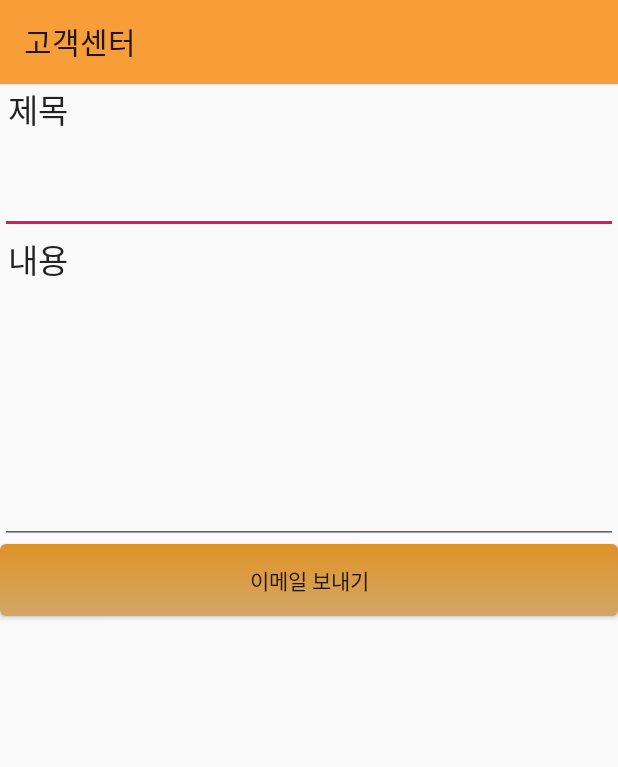
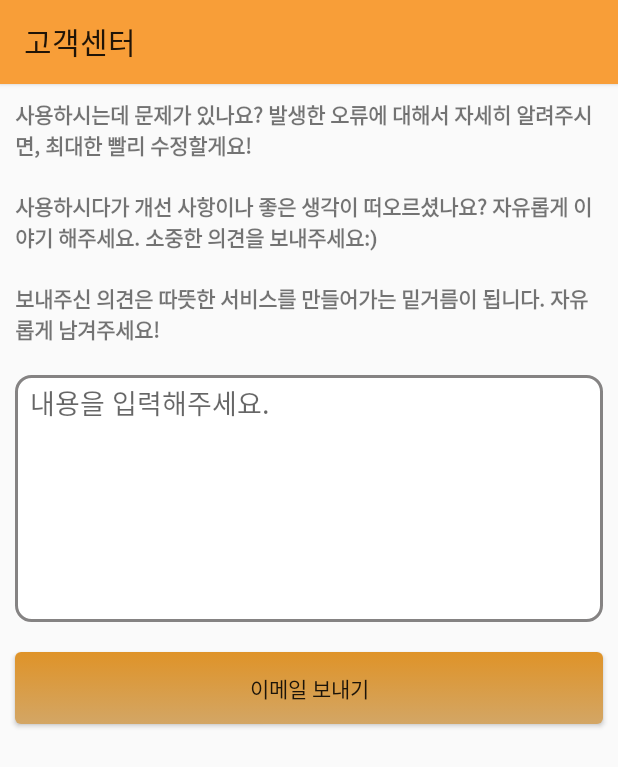
Before and after one commit to jinux325/YouMarket, an Android app: the MailActivity screen opened directly, with no data from a screen before it, after a tap on "이메일 보내기", on a phone screen of 412 x 824 dp. Shown: the top 767 px of the screen. Run offline under Robolectric (Android 15) with nearby library versions, the phone set to English and light mode, and no system bars; our stand-ins replace Firebase (no records; nobody signed in at launch, a user with empty details on screens opened directly).

Commit message:
EmailActivity 수정

```diff
--- a/app/src/main/java/com/u/marketapp/setting/MailActivity.kt
+++ b/app/src/main/java/com/u/marketapp/setting/MailActivity.kt
@@ -24,15 +24,12 @@ class MailActivity : AppCompatActivity() {
         setContentView(R.layout.activity_mail)
         bt_send.setOnClickListener {
             when {
-                et_title.text.isNullOrBlank() -> {
-                    Toast.makeText(this,"제목을 입력해주세요.", Toast.LENGTH_SHORT).show()
-                }
                 et_message.text.isNullOrBlank() -> {
                     Toast.makeText(this,"내용을 입력해주세요.", Toast.LENGTH_SHORT).show()
                 }
                 else -> {
                     GlobalScope.launch {
-                        sendEmail(et_title.text.toString(), et_message.text.toString())
+                        sendEmail(et_message.text.toString())
                     }
                 }
             }
@@ -40,13 +37,12 @@ class MailActivity : AppCompatActivity() {
 
     }
 
-    private fun sendEmail(title:String, content:String)
+    private fun sendEmail(content:String)
     {
         // 보내는 메일 주소와 비밀번호
         val username = resources.getString(R.string.mail_id)
         val password = resources.getString(R.string.mail_pw)
 
-        et_title.text = null
         et_message.text = null
 
         val props = Properties()
@@ -70,11 +66,11 @@ class MailActivity : AppCompatActivity() {
         message.setRecipients(
             Message.RecipientType.TO,
             InternetAddress.parse(username))
-        message.subject = title
         val uid = FirebaseAuth.getInstance().currentUser!!.uid
         val prefs = getSharedPreferences("User", Context.MODE_PRIVATE)
         val name = prefs.getString("name", "")
-        message.setText("$content \r\r $name \r ($uid)")
+        message.subject = "$name ($uid)"
+        message.setText(content)
 
         // 전송
         Transport.send(message)
--- /dev/null
+++ b/app/src/main/res/drawable/background_email.xml
@@ -0,0 +1,10 @@
+<?xml version="1.0" encoding="utf-8"?>
+<shape xmlns:android="http://schemas.android.com/apk/res/android"
+    android:shape="rectangle" >
+    <solid android:color="#FFF" />
+    <corners android:radius="10dp"/>
+    <stroke
+        android:width="2dp"
+        android:color="#858383" />
+    <padding android:left="10dp" android:top="5dp" android:right="10dp" android:bottom="5dp" />
+</shape>
--- a/app/src/main/res/layout/activity_mail.xml
+++ b/app/src/main/res/layout/activity_mail.xml
@@ -18,42 +18,74 @@
         android:elevation="2dp"
         tools:ignore="HardcodedText"/>
 
-    <TextView
+<!--    <TextView
         android:layout_width="wrap_content"
         android:layout_height="wrap_content"
         android:text=" 제목 "
         android:textAppearance="?android:attr/textAppearanceLarge"
-        tools:ignore="HardcodedText" />
+        tools:ignore="HardcodedText" />-->
+    <TextView
+        android:layout_width="wrap_content"
+        android:layout_height="wrap_content"
+        android:layout_margin="10dp"
+        android:textStyle="bold"
+        android:text="@string/mail_msg1"/>
+    <TextView
+        android:layout_width="wrap_content"
+        android:layout_height="wrap_content"
+        android:layout_margin="10dp"
+        android:textStyle="bold"
+        android:text="@string/mail_msg2"/>
+    <TextView
+        android:layout_width="wrap_content"
+        android:layout_height="wrap_content"
+        android:layout_margin="10dp"
+        android:textStyle="bold"
+        android:text="@string/mail_msg3"/>
 
+    <LinearLayout
+        android:layout_width="match_parent"
+        android:layout_height="wrap_content"
+        android:layout_margin="10dp"
+        android:background="@drawable/background_email"
+        android:orientation="vertical">
+
+<!--
         <EditText
             android:id="@+id/et_title"
             android:layout_width="match_parent"
             android:layout_height="wrap_content"
+            android:hint="제목을 입력해주세요."
+            android:background="@null"
             android:inputType="textMultiLine"
             android:lines="2"
             tools:ignore="Autofill,LabelFor" >
-    </EditText>
-
+        </EditText>-->
+    <!--
         <TextView
             android:layout_width="wrap_content"
             android:layout_height="wrap_content"
             android:text=" 내용 "
             android:textAppearance="?android:attr/textAppearanceLarge"
-        tools:ignore="HardcodedText" />
+            tools:ignore="HardcodedText" />-->
 
         <EditText
             android:id="@+id/et_message"
             android:layout_width="match_parent"
             android:layout_height="wrap_content"
             android:gravity="top"
+            android:hint="내용을 입력해주세요."
+            android:background="@null"
+            android:textCursorDrawable="@color/btn"
             android:inputType="textMultiLine"
             android:lines="7"
-        tools:ignore="Autofill,LabelFor" />
-
+            tools:ignore="Autofill,HardcodedText,LabelFor" />
+    </LinearLayout>
     <Button
         android:id="@+id/bt_send"
         android:layout_width="fill_parent"
         android:layout_height="wrap_content"
+        android:layout_margin="10dp"
         android:text="이메일 보내기"
         android:background="@drawable/button"
         tools:ignore="HardcodedText" />
--- a/app/src/main/res/values/mail_strings.xml
+++ b/app/src/main/res/values/mail_strings.xml
@@ -2,4 +2,8 @@
 <resources>
     <string name="mail_id">dnwlstlr9203@gmail.com</string>
     <string name="mail_pw">market@pw</string>
+
+    <string name="mail_msg1">사용하시는데 문제가 있나요? 발생한 오류에 대해서 자세히 알려주시면, 최대한 빨리 수정할게요!</string>
+    <string name="mail_msg2">사용하시다가 개선 사항이나 좋은 생각이 떠오르셨나요? 자유롭게 이야기 해주세요. 소중한 의견을 보내주세요:)</string>
+    <string name="mail_msg3">보내주신 의견은 따뜻한 서비스를 만들어가는 밑거름이 됩니다. 자유롭게 남겨주세요!</string>
 </resources>
```
Lines whose indentation alone changed are shown as unchanged.
